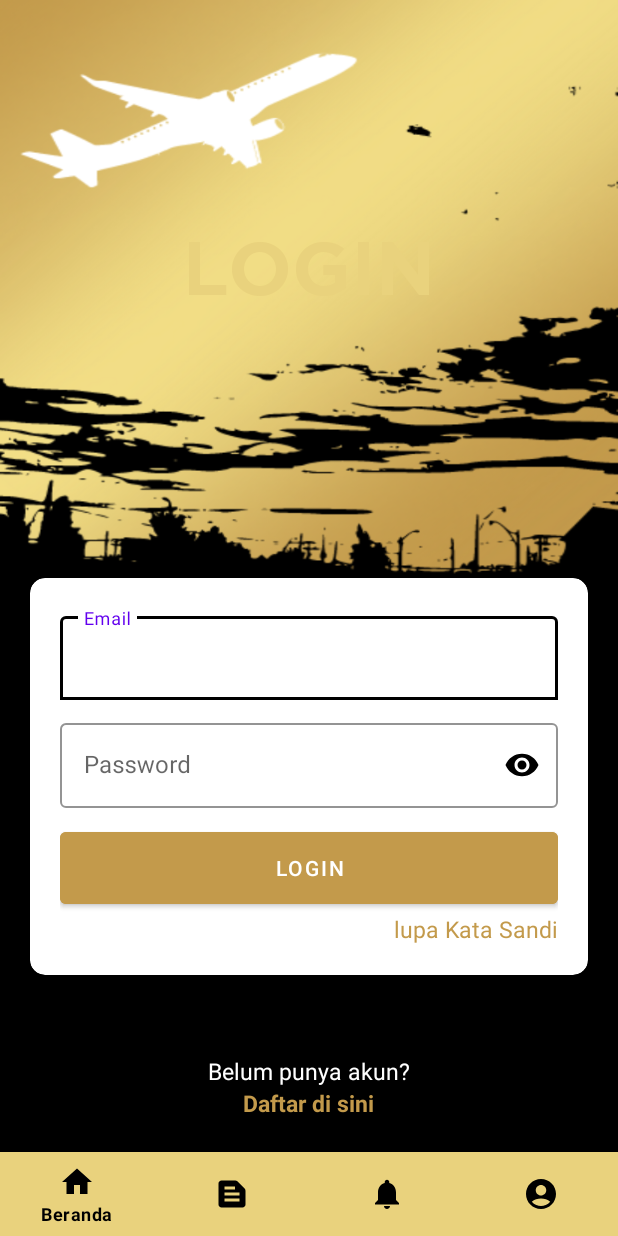
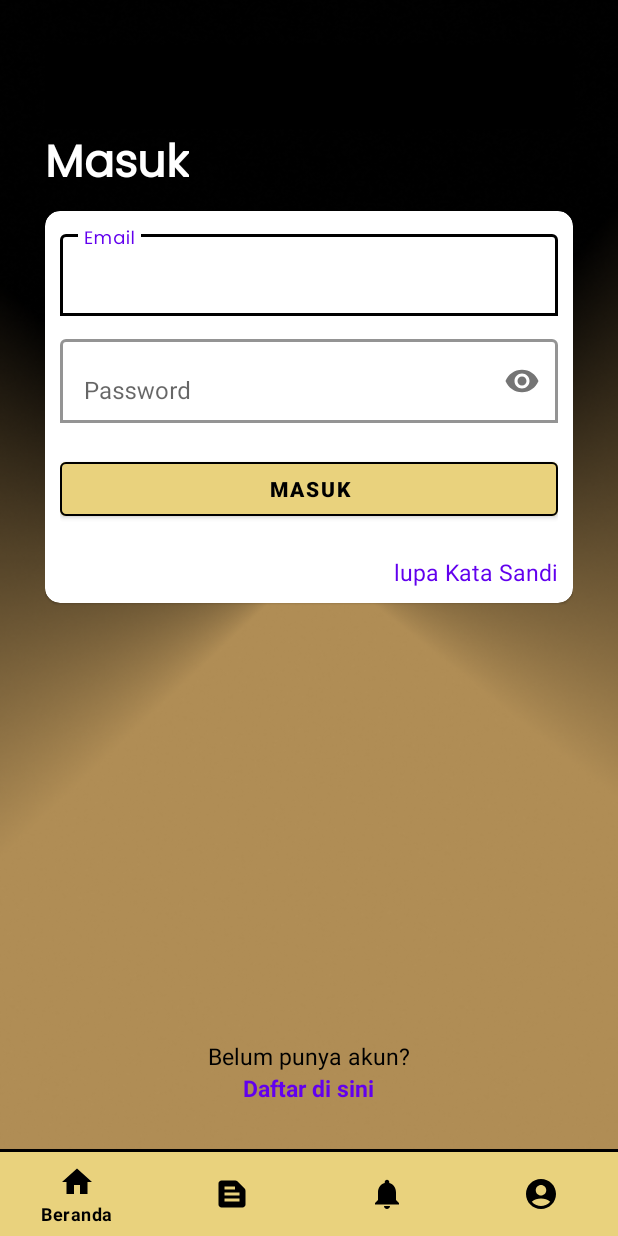
Before and after one commit to Flytix-Aerotech/AND-Tim-C-9, an Android app: the screen it shows after launch (MainActivity), on a phone screen of 412 x 824 dp. Run offline under Robolectric (Android 15) with nearby library versions, the phone set to English and light mode, and no system bars; our stand-ins replace Dagger/Hilt's generated code, navigation-ui.

Commit message:
Update Home

```diff
--- a/app/src/main/res/layout/fragment_login.xml
+++ b/app/src/main/res/layout/fragment_login.xml
@@ -1,102 +1,116 @@
 <?xml version="1.0" encoding="utf-8"?>
 <RelativeLayout xmlns:android="http://schemas.android.com/apk/res/android"
+    xmlns:app="http://schemas.android.com/apk/res-auto"
+    xmlns:tools="http://schemas.android.com/tools"
     android:layout_width="match_parent"
     android:layout_height="match_parent"
-    xmlns:app="http://schemas.android.com/apk/res-auto"
-    xmlns:tools="http://schemas.android.com/tools"
-    android:background="@drawable/bg"
-    android:padding="20dp"
-    tools:context=".view.Login">
+    tools:context=".view.Login"
+    android:background="@drawable/bg_fargment"
+    android:padding="30dp">
 
 
+    <androidx.appcompat.widget.Toolbar
+        android:id="@+id/tb_login"
+        android:layout_width="match_parent"
+        android:layout_height="wrap_content"
+        android:background="@color/black">
+
+        <RelativeLayout
+            android:layout_width="match_parent"
+            android:layout_height="match_parent">
+        </RelativeLayout>
+
+    </androidx.appcompat.widget.Toolbar>
+
     <TextView
-        android:id="@+id/tvlogin"
+        android:id="@+id/tv_headingLogin"
+        style="@style/textheading24bold"
         android:layout_width="wrap_content"
         android:layout_height="wrap_content"
-        android:layout_marginTop="130dp"
-        android:fontFamily="@font/gothambold"
-        android:text="LOGIN"
-        android:layout_centerHorizontal="true"
-        android:textColor="@color/emas"
-        android:textSize="50dp"
-        app:boxStrokeColor="@color/black"/>
+        android:layout_below="@id/tb_login"
+        android:text="Masuk"
+        android:textSize="30sp" />
 
     <com.google.android.material.card.MaterialCardView
-        android:id="@+id/cv_home"
         android:layout_width="match_parent"
         android:layout_height="wrap_content"
-        android:layout_below="@id/tvlogin"
-        android:layout_marginTop="180dp"
+        android:layout_below="@id/tv_headingLogin"
+        android:layout_marginTop="5dp"
         app:cardBackgroundColor="@color/white"
         app:cardCornerRadius="10dp">
 
         <RelativeLayout
             android:layout_width="match_parent"
             android:layout_height="wrap_content"
-            android:padding="20dp">
+            android:padding="10dp">
 
     <com.google.android.material.textfield.TextInputLayout
-        android:id="@+id/emailLogin"
+        android:id="@+id/layemail"
         android:layout_width="match_parent"
         android:layout_height="wrap_content"
         android:hint="Email"
         app:boxBackgroundColor="@color/white"
         app:boxBackgroundMode="outline"
-        app:boxStrokeColor="@color/black">
+        app:boxStrokeWidth="2dp"
+        app:boxStrokeColor="@color/black"
+        android:layout_below="@id/tv_headingLogin"
+        tools:ignore="NotSibling">
 
         <com.google.android.material.textfield.TextInputEditText
+            android:id="@+id/et_emaillogin"
             android:layout_width="match_parent"
             android:layout_height="wrap_content"
-            android:textColor="@color/black"
-            tools:ignore="TextContrastCheck,VisualLintTextFieldSize" />
+            style="@style/textbody12reguler"/>
 
     </com.google.android.material.textfield.TextInputLayout>
-
-    <com.google.android.material.textfield.TextInputLayout
-        android:id="@+id/pass"
-        android:layout_width="match_parent"
-        android:layout_height="wrap_content"
-        android:layout_marginTop="10dp"
-        android:layout_below="@id/emailLogin"
-        style="@style/Widget.MaterialComponents.TextInputLayout.OutlinedBox"
-        app:boxBackgroundMode="outline"
-        app:boxBackgroundColor="@color/white"
-        app:boxStrokeColor="@color/black"
-        app:endIconMode="password_toggle"
-        app:endIconTint="@color/black"
-
-        >
-
-        <com.google.android.material.textfield.TextInputEditText
-            android:hint="Password"
-            android:inputType="textPassword"
-            android:textColor="@color/black"
-            android:layout_width="match_parent"
-            android:layout_height="wrap_content"
-            />
-
-    </com.google.android.material.textfield.TextInputLayout>
-
-    <Button
-        android:id="@+id/login"
-        android:layout_width="match_parent"
-        android:layout_height="60dp"
-        android:layout_below="@id/pass"
-        android:text="LOGIN"
-        android:layout_marginTop="10dp"
-        android:backgroundTint="@color/gold"/>
 
     <TextView
         android:id="@+id/lupaPassword"
         android:layout_width="wrap_content"
         android:layout_height="wrap_content"
-        android:layout_below="@id/login"
+        android:layout_marginTop="220dp"
         android:layout_alignParentRight="true"
         android:text="lupa Kata Sandi"
-        android:textColor="@color/gold"
+        android:textColor="@color/purple_500"
         android:textSize="15sp" />
 
+    <com.google.android.material.textfield.TextInputLayout
+        android:id="@+id/laypass"
+        android:layout_width="match_parent"
+        android:layout_height="wrap_content"
+        android:hint="Password"
+        android:layout_below="@id/layemail"
+        app:boxBackgroundColor="@color/white"
+        app:boxBackgroundMode="outline"
+        app:boxStrokeWidth="2dp"
+        app:boxStrokeColor="@color/black"
+        app:endIconMode="password_toggle"
+        android:layout_marginTop="10dp"
+        >
+
+        <com.google.android.material.textfield.TextInputEditText
+            android:id="@+id/et_passwordlogin"
+            android:layout_width="match_parent"
+            android:layout_height="wrap_content"
+            android:inputType="textPassword" />
+
+    </com.google.android.material.textfield.TextInputLayout>
+
+
+    <com.google.android.material.button.MaterialButton
+        android:id="@+id/btnLogin"
+        style="@style/btngold"
+        android:layout_width="match_parent"
+        android:layout_height="wrap_content"
+        android:layout_centerHorizontal="true"
+        android:layout_marginTop="20dp"
+        android:layout_below="@id/laypass"
+        app:strokeWidth="1dp"
+        app:strokeColor="@color/black"
+        android:text="Masuk" />
+
         </RelativeLayout>
+
     </com.google.android.material.card.MaterialCardView>
 
     <TextView
@@ -104,7 +118,7 @@
         android:layout_width="wrap_content"
         android:layout_height="wrap_content"
         android:text="Belum punya akun?"
-        android:textColor="@color/white"
+        android:textColor="@color/black"
         android:layout_centerHorizontal="true"
         android:layout_above="@id/tv_dftardisini"
         android:textSize="15sp" />
@@ -116,11 +130,9 @@
         android:layout_alignParentBottom="true"
         android:layout_centerHorizontal="true"
         android:text="Daftar di sini"
-        android:textColor="@color/gold"
+        android:textColor="@color/purple_500"
         android:textSize="15sp"
         android:textStyle="bold" />
 
 
-
-
 </RelativeLayout>
```
